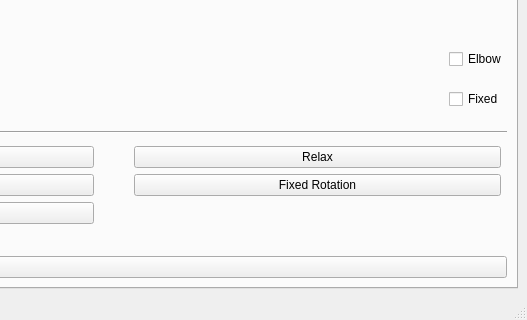
Qt form movimientos/Movimientos/mainwindow.ui (Alvaro-Agenjo/ROMERIN_SIM) before a commit; both pictures show x 707 to 1234 and y 441 to 761 of the 1234 by 761 pixel window.
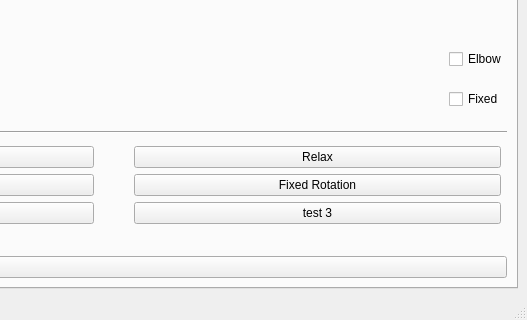
The same form after that commit.

The edit to the form file:
```diff
--- a/movimientos/Movimientos/mainwindow.ui
+++ b/movimientos/Movimientos/mainwindow.ui
@@ -630,6 +630,13 @@
               </property>
              </widget>
             </item>
+            <item row="3" column="2">
+             <widget class="QPushButton" name="btn_test_3">
+              <property name="text">
+               <string>test 3</string>
+              </property>
+             </widget>
+            </item>
            </layout>
           </item>
           <item>
```
